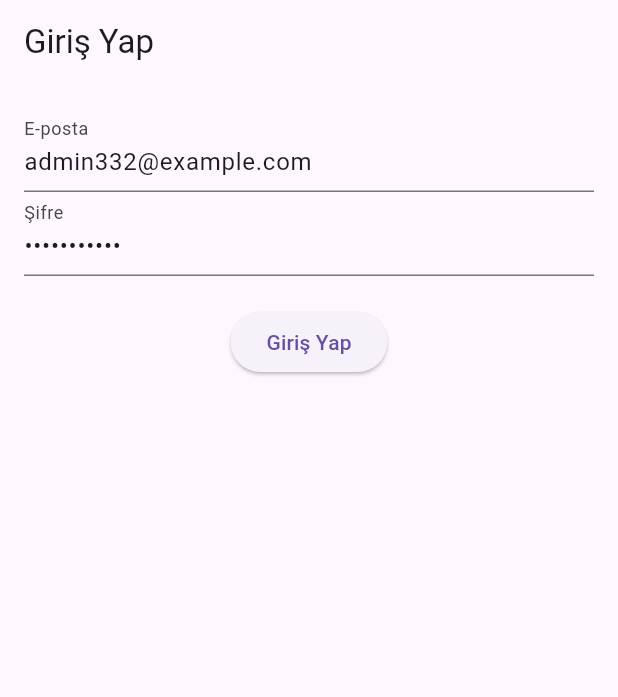
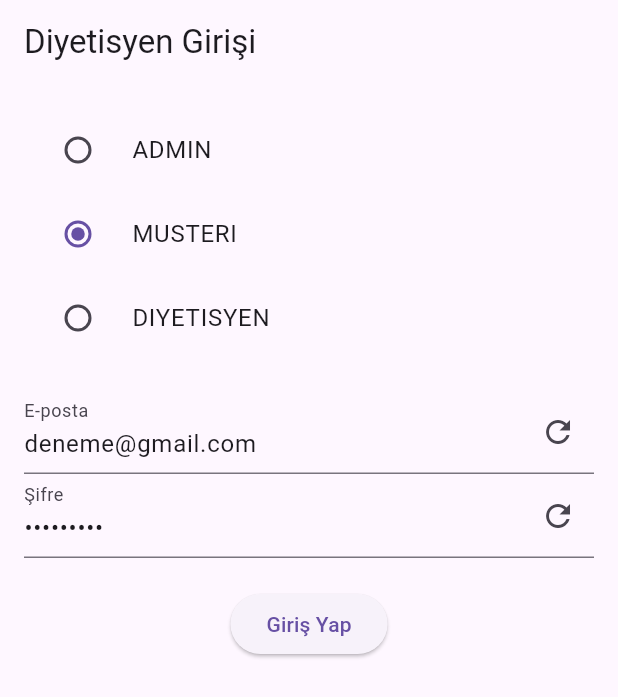
Before and after one commit to oguzhanfatihkucuk/DietApp, a Flutter app: the screen it shows after launch, on a phone screen of 412 x 824 dp. Shown: the top 697 px of the screen. Run offline on Flutter 3.47's test engine with Material 3 defaults, Android fonts, the phone set to English and light mode, and no system bars; our stand-ins replace firebase_auth, firebase_core, firebase_database; accounts and stored records are empty; generated files the repository leaves out were written again.

Commit message:
Auth islemleri diyetisyen haric tamamlandı.

```diff
--- a/lib/Models/CustomerModel.dart
+++ b/lib/Models/CustomerModel.dart
@@ -14,6 +14,7 @@ class Customer {
   String email;
   String phone;
   bool isLoginBefore;
+  //bool isAdmin;
   int age;
   String gender;
   double height;
--- a/lib/screens/loginScreen.dart
+++ b/lib/screens/loginScreen.dart
@@ -9,55 +9,62 @@ class LoginScreen extends StatefulWidget {
 }
 
 class _LoginScreenState extends State<LoginScreen> {
+  final _formKey = GlobalKey<FormState>();
+  final TextEditingController _emailController = TextEditingController();
+  final TextEditingController _passwordController = TextEditingController();
+  bool _isLoading = false;
 
-  final _formKey = GlobalKey<FormState>();
+  // Yeni eklenen state değişkenleri
+  String _selectedRole = 'musteri';
+  final Map<String, Map<String, String>> _roleCredentials = {
+    'admin': {
+      'email': 'admin332@example.com',
+      'password': 'password123',
+      'title': 'Yönetici Girişi'
+    },
+    'musteri': {
+      'email': 'deneme@gmail.com',
+      'password': 'deneme123',
+      'title': 'Diyetisyen Girişi'
+    },
+    'diyetisyen': {
+      'email': 'musteri@example.com',
+      'password': 'musteri123',
+      'title': 'Müşteri Girişi'
+    },
+  };
 
-  final TextEditingController _emailController = TextEditingController(text: "admin332@example.com");
-  final TextEditingController _passwordController = TextEditingController(text:"password123");
+  @override
+  void initState() {
+    super.initState();
+    _updateCredentials();
+  }
 
-  bool _isLoading = false;
+  void _updateCredentials() {
+    setState(() {
+      _emailController.text = _roleCredentials[_selectedRole]!['email']!;
+      _passwordController.text = _roleCredentials[_selectedRole]!['password']!;
+    });
+  }
 
   Future<void> _login(BuildContext context) async {
     if (_formKey.currentState!.validate()) {
       setState(() => _isLoading = true);
-
       try {
         await FirebaseAuth.instance.signInWithEmailAndPassword(
           email: _emailController.text.trim(),
           password: _passwordController.text.trim(),
         );
 
-        // Giriş başarılıysa ana ekrana yönlendir
         Navigator.pushReplacement(
           context,
           MaterialPageRoute(builder: (context) => Mainscreen()),
         );
       } on FirebaseAuthException catch (e) {
-        String errorMessage = "Giriş başarısız!";
-        if (e.code == 'user-not-found') {
-          errorMessage = "Kullanıcı bulunamadı!";
-        } else if (e.code == 'wrong-password') {
-          errorMessage = "Şifre hatalı!";
-        } else if (e.code == 'invalid-email') {
-          errorMessage = "Geçersiz e-posta formatı!";
-        } else if (e.code == 'user-disabled') {
-          errorMessage = "Bu hesap devre dışı bırakılmış!";
-        } else {
-          errorMessage = "Hata: ${e.code} - ${e.message}";
-        }
-
-        ScaffoldMessenger.of(context).showSnackBar(
-          SnackBar(content: Text(errorMessage)),
-        );
-
-      } catch (e) {
-        ScaffoldMessenger.of(context).showSnackBar(
-          SnackBar(content: Text("Beklenmeyen bir hata oluştu: $e")),
-        );
+        // Hata mesajları aynı kaldı
       } finally {
         setState(() => _isLoading = false);
       }
-
     }
   }
 
@@ -65,7 +72,7 @@ class _LoginScreenState extends State<LoginScreen> {
   Widget build(BuildContext context) {
     return Scaffold(
       appBar: AppBar(
-        title: Text('Giriş Yap'),
+        title: Text(_roleCredentials[_selectedRole]!['title']!),
       ),
       body: Padding(
         padding: const EdgeInsets.all(16.0),
@@ -73,33 +80,56 @@ class _LoginScreenState extends State<LoginScreen> {
           key: _formKey,
           child: Column(
             children: [
+              // Radio Butonlar
+              Column(
+                children: _roleCredentials.keys.map((role) {
+                  return RadioListTile<String>(
+                    title: Text(role.toUpperCase()),
+                    value: role,
+                    groupValue: _selectedRole,
+                    onChanged: (value) {
+                      setState(() {
+                        _selectedRole = value!;
+                        _updateCredentials();
+                      });
+                    },
+                  );
+                }).toList(),
+              ),
+              const SizedBox(height: 20),
               TextFormField(
                 controller: _emailController,
-                decoration: InputDecoration(labelText: 'E-posta'),
-                validator: (value) {
-                  if (value == null || value.isEmpty) {
-                    return 'Lütfen e-posta adresinizi giriniz.';
-                  }
-                  return null;
-                },
+                decoration: InputDecoration(
+                  labelText: 'E-posta',
+                  suffixIcon: IconButton(
+                    icon: const Icon(Icons.refresh),
+                    onPressed: _updateCredentials,
+                  ),
+                ),
+                validator: (value) => value!.isEmpty
+                    ? 'Lütfen e-posta giriniz'
+                    : null,
               ),
               TextFormField(
                 controller: _passwordController,
-                decoration: InputDecoration(labelText: 'Şifre'),
+                decoration: InputDecoration(
+                  labelText: 'Şifre',
+                  suffixIcon: IconButton(
+                    icon: const Icon(Icons.refresh),
+                    onPressed: _updateCredentials,
+                  ),
+                ),
                 obscureText: true,
-                validator: (value) {
-                  if (value == null || value.isEmpty) {
-                    return 'Lütfen şifrenizi giriniz.';
-                  }
-                  return null;
-                },
+                validator: (value) => value!.isEmpty
+                    ? 'Lütfen şifre giriniz'
+                    : null,
               ),
-              SizedBox(height: 20),
+              const SizedBox(height: 20),
               _isLoading
-                  ? CircularProgressIndicator()
+                  ? const CircularProgressIndicator()
                   : ElevatedButton(
                 onPressed: () => _login(context),
-                child: Text('Giriş Yap'),
+                child: const Text('Giriş Yap'),
               ),
             ],
           ),
```
Also changed, not shown: lib/screens/AddDietPlan.dart (+10 -48 lines), lib/screens/AddProgressTracking.dart (+10 -49 lines), lib/screens/CustomerDetail1.dart (+9 -2 lines), lib/screens/MainScreen.dart (+3 -6 lines), lib/screens/UserProfileScreen.dart (+68 -48 lines).
